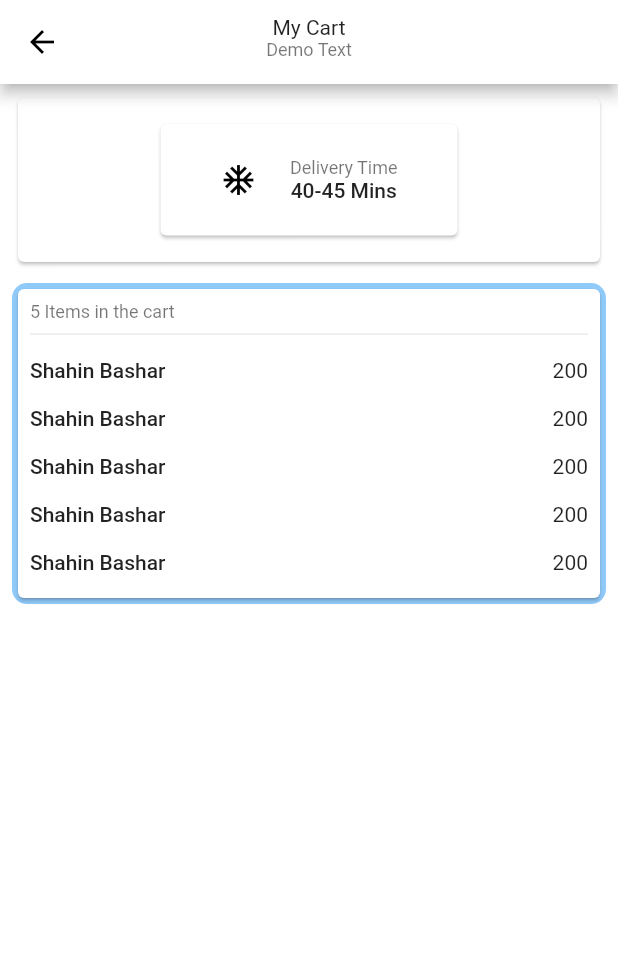
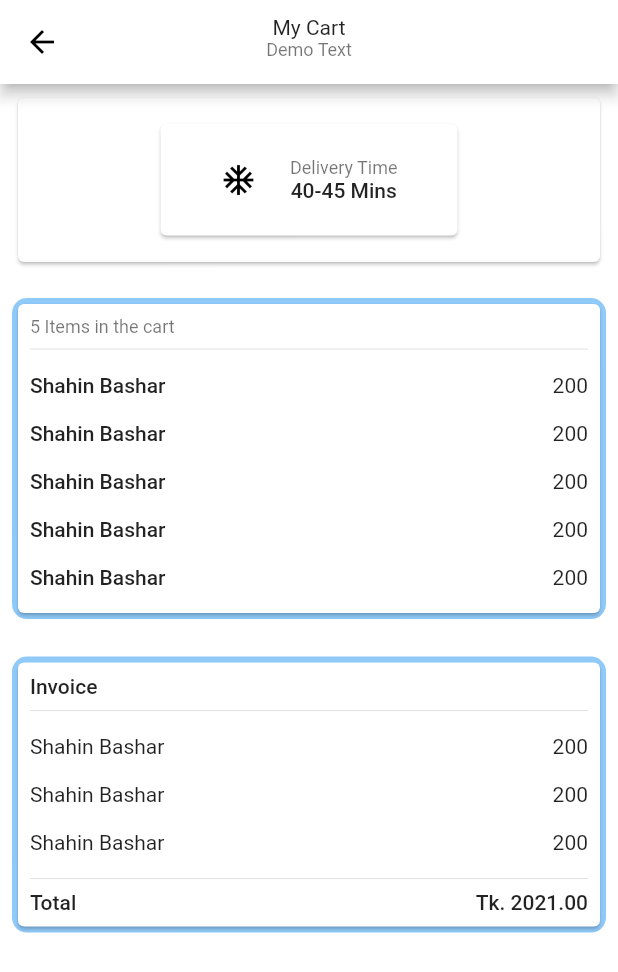
Before and after one commit to sbiitju/food_app, a Flutter app: the screen it shows after launch, on a phone screen of 412 x 824 dp. Shown: the top 972 px of the screen. Run offline on Flutter 3.47's test engine with Material 2 defaults, Android fonts, the phone set to English and light mode, and no system bars; our stand-ins replace cached_network_image, geolocator, get, get_storage, google_maps_flutter, graphql_flutter and 2 more; missing offline and left inert: phone_number.

Commit message:
invoice list is done with both mode

```diff
--- a/lib/util/function.dart
+++ b/lib/util/function.dart
@@ -1,6 +1,7 @@
 import 'package:flutter/material.dart';
 import 'package:food_app/view/Splash.dart';
 import 'package:food_app/view/auth/auth_view.dart';
+import 'package:food_app/view/cart/model/invoice_model.dart';
 import 'package:get_storage/get_storage.dart';
 import 'package:google_maps_flutter/google_maps_flutter.dart';
 import 'package:phone_number/phone_number.dart';
@@ -173,3 +174,11 @@ List<ItemListModel> getDemoItemList() {
   list.add(ItemListModel(itemName: "Shahin Bashar", itemPrice: "200"));
   return list;
 }
+
+List<InvoiceModel> getDemoInvoiceList() {
+  var list = <InvoiceModel>[];
+  list.add(InvoiceModel(costName: "Shahin Bashar", costAmount: "200"));
+  list.add(InvoiceModel(costName: "Shahin Bashar", costAmount: "200"));
+  list.add(InvoiceModel(costName: "Shahin Bashar", costAmount: "200"));
+  return list;
+}
--- /dev/null
+++ b/lib/view/cart/cart_component/invoice_list.dart
@@ -0,0 +1,68 @@
+import 'package:flutter/material.dart';
+import 'package:food_app/util/function.dart';
+import 'package:food_app/view/cart/cart_component/big_textview.dart';
+
+import '../../component/customized_container.dart';
+import '../model/invoice_model.dart';
+
+class CartInvoiceList extends StatelessWidget {
+  final List<InvoiceModel> invoiceModelList;
+
+  const CartInvoiceList({Key? key, required this.invoiceModelList})
+      : super(key: key);
+
+  @override
+  Widget build(BuildContext context) {
+    return CustomizedContainer(
+      color: Theme.of(context).backgroundColor,
+      maxHeight: getScreenHeight(context),
+      maxWidth: getScreenWidth(context),
+      child: Card(
+        child: Padding(
+          padding: const EdgeInsets.all(8.0),
+          child: Wrap(
+            children: [
+              BigTextView(text: "Invoice"),
+              const SizedBox(
+                height: 10,
+              ),
+              const Divider(),
+              ConstrainedBox(
+                constraints: BoxConstraints(
+                    maxHeight: getScreenHeight(context), minHeight: 30),
+                child: ListView.builder(
+                    shrinkWrap: true,
+                    itemCount: invoiceModelList.length,
+                    itemBuilder: (context, itemCount) {
+                      return Padding(
+                        padding: const EdgeInsets.symmetric(vertical: 8.0),
+                        child: Row(
+                          mainAxisAlignment: MainAxisAlignment.spaceBetween,
+                          children: [
+                            Expanded(
+                              child: Text(invoiceModelList[itemCount].costName),
+                            ),
+                            Text(invoiceModelList[itemCount].costAmount),
+                          ],
+                        ),
+                      );
+                    }),
+              ),
+              Divider(),
+              Row(
+                mainAxisAlignment: MainAxisAlignment.spaceBetween,
+                children: [
+                  BigTextView(text: "Total"),
+                  BigTextView(text: "Tk. 2021.00")
+                ],
+              ),
+              const SizedBox(
+                height: 10,
+              ),
+            ],
+          ),
+        ),
+      ),
+    );
+  }
+}
--- a/lib/view/cart/cart_view.dart
+++ b/lib/view/cart/cart_view.dart
@@ -1,6 +1,7 @@
 import 'package:flutter/material.dart';
 import 'package:food_app/util/function.dart';
 import 'package:food_app/view/cart/cart_component/big_textview.dart';
+import 'package:food_app/view/cart/cart_component/invoice_list.dart';
 import 'package:food_app/view/cart/cart_component/item_list.dart';
 import 'package:food_app/view/cart/cart_component/medium_text_view.dart';
 import 'package:food_app/view/cart/cart_component/small_text_view.dart';
@@ -41,13 +42,13 @@ class MyCartView extends GetView<CartController> {
         ),
       ),
       body: SingleChildScrollView(
-        child: Padding(
-          padding: const EdgeInsets.symmetric(horizontal: 8.0, vertical: 5),
         child: Column(
           crossAxisAlignment: CrossAxisAlignment.center,
           mainAxisAlignment: MainAxisAlignment.start,
           children: [
-              CustomizedContainer(
+            Padding(
+              padding: const EdgeInsets.symmetric(horizontal: 8.0, vertical: 5),
+              child: CustomizedContainer(
                 maxHeight: getScreenHeight(context) / 7,
                 maxWidth: MediaQuery.of(context).size.width,
                 child: Card(
@@ -83,12 +84,22 @@ class MyCartView extends GetView<CartController> {
                   ),
                 ),
               ),
+            ),
             const SizedBox(
               height: 10,
             ),
-              CartItemList(itemListModelList: getDemoItemList()),
+            Padding(
+                padding:
+                    const EdgeInsets.symmetric(horizontal: 8.0, vertical: 5),
+                child: CartItemList(itemListModelList: getDemoItemList())),
+            SizedBox(
+              height: 15,
+            ),
+            Padding(
+                padding:
+                    const EdgeInsets.symmetric(horizontal: 8.0, vertical: 5),
+                child: CartInvoiceList(invoiceModelList: getDemoInvoiceList())),
           ],
-          ),
         ),
       ),
     );
--- /dev/null
+++ b/lib/view/cart/model/invoice_model.dart
@@ -0,0 +1,7 @@
+class InvoiceModel {
+  final String costName;
+  final String costAmount;
+  String? color;
+
+  InvoiceModel({required this.costName, required this.costAmount, this.color});
+}
--- a/lib/view/cart/model/item_list_model.dart
+++ b/lib/view/cart/model/item_list_model.dart
@@ -1,6 +1,6 @@
 class ItemListModel {
-  final itemName;
-  final itemPrice;
+  final String itemName;
+  final String itemPrice;
   int? itemCount;
 
   ItemListModel(
```
Lines whose indentation alone changed are shown as unchanged.
